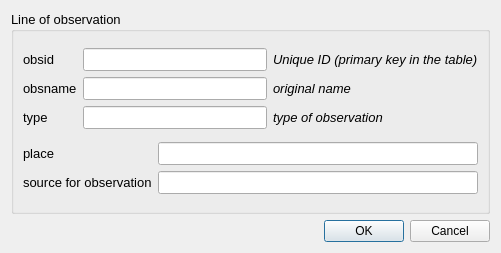
jkall/qgis-midvatten-plugin, file ui/obs_lines_en.ui: the form before one commit.
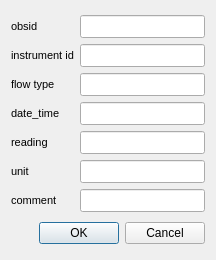
The form after the commit.

Commit message: modified:   create_db.py 	modified:   import_data_to_db.py 	modified:   loaddefaultlayers.py 	modified:   metadata.txt 	modified:   midvatten_utils.py 	modified:   obs_lines_form_logic.py 	modified:   obs_points_form_logic.py 	modified:   stratigraphy_form_logic.py 	modified:   ui/obs_lines_en.ui 	modified:   ui/obs_points_en.ui 	modified:   ui/w_flow.ui 	modified:   ui/w_flow_en.ui 	modified:   w_flow_form_logic.py 	modified:   w_levels_form_logic.py 	icons/import_obs_lines.png 	icons/load_seismics.png 	icons/load_vlf.png 	icons/load_wflow.png

```diff
--- a/ui/obs_lines_en.ui
+++ b/ui/obs_lines_en.ui
@@ -6,57 +6,18 @@
    <rect>
     <x>0</x>
     <y>0</y>
-    <width>501</width>
-    <height>253</height>
+    <width>216</width>
+    <height>260</height>
    </rect>
   </property>
-  <property name="maximumSize">
-   <size>
-    <width>16777215</width>
-    <height>300</height>
-   </size>
-  </property>
   <property name="windowTitle">
    <string>Dialog</string>
   </property>
-  <layout class="QGridLayout" name="gridLayout_4">
-   <item row="0" column="0">
-    <widget class="QGroupBox" name="Grundinfo">
-     <property name="sizePolicy">
-      <sizepolicy hsizetype="Preferred" vsizetype="Preferred">
-       <horstretch>100</horstretch>
-       <verstretch>100</verstretch>
-      </sizepolicy>
-     </property>
-     <property name="minimumSize">
-      <size>
-       <width>411</width>
-       <height>157</height>
-      </size>
-     </property>
-     <property name="maximumSize">
-      <size>
-       <width>800</width>
-       <height>600</height>
-      </size>
-     </property>
-     <property name="font">
-      <font>
-       <family>Arial</family>
-       <pointsize>10</pointsize>
-      </font>
-     </property>
-     <property name="title">
-      <string>Line of observation</string>
-     </property>
-     <layout class="QGridLayout" name="gridLayout_3">
+  <layout class="QGridLayout" name="gridLayout_2">
       <item row="0" column="0">
        <layout class="QGridLayout" name="gridLayout">
         <item row="0" column="0">
          <widget class="QLabel" name="label">
-          <property name="enabled">
-           <bool>true</bool>
-          </property>
           <property name="sizePolicy">
            <sizepolicy hsizetype="Preferred" vsizetype="Fixed">
             <horstretch>0</horstretch>
@@ -77,12 +38,10 @@
           </property>
           <property name="font">
            <font>
-            <pointsize>10</pointsize>
-           </font>
-          </property>
-          <property name="layoutDirection">
-           <enum>Qt::RightToLeft</enum>
-          </property>
+         <family>Arial</family>
+         <pointsize>8</pointsize>
+        </font>
+       </property>
           <property name="text">
            <string>obsid</string>
           </property>
@@ -113,53 +72,21 @@
           </property>
           <property name="font">
            <font>
+         <family>Arial</family>
             <pointsize>10</pointsize>
            </font>
           </property>
-          <property name="alignment">
-           <set>Qt::AlignLeading|Qt::AlignLeft|Qt::AlignVCenter</set>
-          </property>
-         </widget>
-        </item>
-        <item row="0" column="2">
-         <widget class="QLabel" name="label_3">
-          <property name="sizePolicy">
-           <sizepolicy hsizetype="Preferred" vsizetype="Fixed">
-            <horstretch>0</horstretch>
-            <verstretch>0</verstretch>
-           </sizepolicy>
-          </property>
-          <property name="minimumSize">
-           <size>
-            <width>0</width>
-            <height>0</height>
-           </size>
-          </property>
-          <property name="maximumSize">
-           <size>
-            <width>16777215</width>
-            <height>16777215</height>
-           </size>
-          </property>
-          <property name="font">
-           <font>
-            <pointsize>10</pointsize>
-            <italic>true</italic>
-           </font>
-          </property>
-          <property name="text">
-           <string>Unique ID (primary key in the table)</string>
-          </property>
-          <property name="alignment">
-           <set>Qt::AlignLeading|Qt::AlignLeft|Qt::AlignVCenter</set>
+       <property name="toolTip">
+        <string>&lt;!DOCTYPE HTML PUBLIC &quot;-//W3C//DTD HTML 4.0//EN&quot; &quot;http://www.w3.org/TR/REC-html40/strict.dtd&quot;&gt;
+&lt;html&gt;&lt;head&gt;&lt;meta name=&quot;qrichtext&quot; content=&quot;1&quot; /&gt;&lt;style type=&quot;text/css&quot;&gt;
+p, li { white-space: pre-wrap; }
+&lt;/style&gt;&lt;/head&gt;&lt;body style=&quot; font-family:'MS Shell Dlg 2'; font-size:8.25pt; font-weight:400; font-style:normal;&quot;&gt;
+&lt;p style=&quot; margin-top:0px; margin-bottom:0px; margin-left:0px; margin-right:0px; -qt-block-indent:0; text-indent:0px;&quot;&gt;&lt;span style=&quot; font-size:8pt;&quot;&gt;must exit in obs_points.obsid&lt;/span&gt;&lt;/p&gt;&lt;/body&gt;&lt;/html&gt;</string>
           </property>
          </widget>
         </item>
         <item row="1" column="0">
-         <widget class="QLabel" name="label_2">
-          <property name="enabled">
-           <bool>true</bool>
-          </property>
+      <widget class="QLabel" name="label_5">
           <property name="sizePolicy">
            <sizepolicy hsizetype="Preferred" vsizetype="Fixed">
             <horstretch>0</horstretch>
@@ -180,14 +107,12 @@
           </property>
           <property name="font">
            <font>
-            <pointsize>10</pointsize>
-           </font>
-          </property>
-          <property name="layoutDirection">
-           <enum>Qt::RightToLeft</enum>
-          </property>
+         <family>Arial</family>
+         <pointsize>8</pointsize>
+        </font>
+       </property>
           <property name="text">
-           <string>obsname</string>
+        <string>instrument id</string>
           </property>
           <property name="alignment">
            <set>Qt::AlignLeading|Qt::AlignLeft|Qt::AlignVCenter</set>
@@ -216,53 +141,21 @@
           </property>
           <property name="font">
            <font>
+         <family>Arial</family>
             <pointsize>10</pointsize>
            </font>
           </property>
-          <property name="alignment">
-           <set>Qt::AlignLeading|Qt::AlignLeft|Qt::AlignVCenter</set>
-          </property>
-         </widget>
-        </item>
-        <item row="1" column="2">
-         <widget class="QLabel" name="label_20">
-          <property name="sizePolicy">
-           <sizepolicy hsizetype="Preferred" vsizetype="Fixed">
-            <horstretch>0</horstretch>
-            <verstretch>0</verstretch>
-           </sizepolicy>
-          </property>
-          <property name="minimumSize">
-           <size>
-            <width>0</width>
-            <height>0</height>
-           </size>
-          </property>
-          <property name="maximumSize">
-           <size>
-            <width>16777215</width>
-            <height>16777215</height>
-           </size>
-          </property>
-          <property name="font">
-           <font>
-            <pointsize>10</pointsize>
-            <italic>true</italic>
-           </font>
-          </property>
-          <property name="text">
-           <string>original name</string>
-          </property>
-          <property name="alignment">
-           <set>Qt::AlignLeading|Qt::AlignLeft|Qt::AlignVCenter</set>
+       <property name="toolTip">
+        <string>&lt;!DOCTYPE HTML PUBLIC &quot;-//W3C//DTD HTML 4.0//EN&quot; &quot;http://www.w3.org/TR/REC-html40/strict.dtd&quot;&gt;
+&lt;html&gt;&lt;head&gt;&lt;meta name=&quot;qrichtext&quot; content=&quot;1&quot; /&gt;&lt;style type=&quot;text/css&quot;&gt;
+p, li { white-space: pre-wrap; }
+&lt;/style&gt;&lt;/head&gt;&lt;body style=&quot; font-family:'MS Shell Dlg 2'; font-size:8.25pt; font-weight:400; font-style:normal;&quot;&gt;
+&lt;p style=&quot; margin-top:0px; margin-bottom:0px; margin-left:0px; margin-right:0px; -qt-block-indent:0; text-indent:0px;&quot;&gt;&lt;span style=&quot; font-family:'Arial,sans-serif'; color:#000000; background-color:#ffffff;&quot;&gt;Instrument Id, may use several flowmeters at same borehole&lt;/span&gt;&lt;/p&gt;&lt;/body&gt;&lt;/html&gt;</string>
           </property>
          </widget>
         </item>
         <item row="2" column="0">
-         <widget class="QLabel" name="label_4">
-          <property name="enabled">
-           <bool>true</bool>
-          </property>
+      <widget class="QLabel" name="label_7">
           <property name="sizePolicy">
            <sizepolicy hsizetype="Preferred" vsizetype="Fixed">
             <horstretch>0</horstretch>
@@ -283,14 +176,12 @@
           </property>
           <property name="font">
            <font>
-            <pointsize>10</pointsize>
-           </font>
-          </property>
-          <property name="layoutDirection">
-           <enum>Qt::RightToLeft</enum>
-          </property>
+         <family>Arial</family>
+         <pointsize>8</pointsize>
+        </font>
+       </property>
           <property name="text">
-           <string>type</string>
+        <string>flow type</string>
           </property>
           <property name="alignment">
            <set>Qt::AlignLeading|Qt::AlignLeft|Qt::AlignVCenter</set>
@@ -319,23 +210,61 @@
           </property>
           <property name="font">
            <font>
+         <family>Arial</family>
             <pointsize>10</pointsize>
            </font>
           </property>
           <property name="toolTip">
-           <string>seismics, vlf, gpr
-(ground penetrating radar),
-etc</string>
-          </property>
+        <string>&lt;!DOCTYPE HTML PUBLIC &quot;-//W3C//DTD HTML 4.0//EN&quot; &quot;http://www.w3.org/TR/REC-html40/strict.dtd&quot;&gt;
+&lt;html&gt;&lt;head&gt;&lt;meta name=&quot;qrichtext&quot; content=&quot;1&quot; /&gt;&lt;style type=&quot;text/css&quot;&gt;
+p, li { white-space: pre-wrap; }
+&lt;/style&gt;&lt;/head&gt;&lt;body style=&quot; font-family:'MS Shell Dlg 2'; font-size:8.25pt; font-weight:400; font-style:normal;&quot;&gt;
+&lt;p style=&quot; margin-top:0px; margin-bottom:0px; margin-left:0px; margin-right:0px; -qt-block-indent:0; text-indent:0px;&quot;&gt;&lt;span style=&quot; font-family:'Arial,sans-serif'; color:#000000; background-color:#ffffff;&quot;&gt;Flowtype must correspond to type in zz_flowtype&lt;/span&gt;&lt;span style=&quot; font-size:8pt;&quot;&gt;.&lt;/span&gt;&lt;/p&gt;
+&lt;p style=&quot; margin-top:0px; margin-bottom:0px; margin-left:0px; margin-right:0px; -qt-block-indent:0; text-indent:0px;&quot;&gt;&lt;span style=&quot; font-size:8pt;&quot;&gt;Normally:&lt;/span&gt;&lt;/p&gt;
+&lt;p style=&quot; margin-top:0px; margin-bottom:0px; margin-left:0px; margin-right:0px; -qt-block-indent:0; text-indent:0px;&quot;&gt;&lt;span style=&quot; font-size:8pt;&quot;&gt;Accvol=Accumulated volume&lt;/span&gt;&lt;/p&gt;
+&lt;p style=&quot; margin-top:0px; margin-bottom:0px; margin-left:0px; margin-right:0px; -qt-block-indent:0; text-indent:0px;&quot;&gt;&lt;span style=&quot; font-size:8pt;&quot;&gt;Aveflow=Average flow rate since last reading&lt;/span&gt;&lt;/p&gt;
+&lt;p style=&quot; margin-top:0px; margin-bottom:0px; margin-left:0px; margin-right:0px; -qt-block-indent:0; text-indent:0px;&quot;&gt;&lt;span style=&quot; font-size:8pt;&quot;&gt;Momflow=Momentary flow rate at date_time for reading&lt;/span&gt;&lt;/p&gt;&lt;/body&gt;&lt;/html&gt;</string>
+       </property>
+      </widget>
+     </item>
+     <item row="3" column="0">
+      <widget class="QLabel" name="label_2">
+       <property name="sizePolicy">
+        <sizepolicy hsizetype="Preferred" vsizetype="Fixed">
+         <horstretch>0</horstretch>
+         <verstretch>0</verstretch>
+        </sizepolicy>
+       </property>
+       <property name="minimumSize">
+        <size>
+         <width>0</width>
+         <height>0</height>
+        </size>
+       </property>
+       <property name="maximumSize">
+        <size>
+         <width>16777215</width>
+         <height>16777215</height>
+        </size>
+       </property>
+       <property name="font">
+        <font>
+         <family>Arial</family>
+         <pointsize>8</pointsize>
+        </font>
+       </property>
+       <property name="text">
+        <string>date_time</string>
+       </property>
           <property name="alignment">
            <set>Qt::AlignLeading|Qt::AlignLeft|Qt::AlignVCenter</set>
           </property>
          </widget>
         </item>
-        <item row="2" column="2">
-         <widget class="QLabel" name="label_17">
+     <item row="3" column="1">
+      <widget class="QLineEdit" name="date_time">
           <property name="sizePolicy">
-           <sizepolicy hsizetype="Preferred" vsizetype="Fixed">
+        <sizepolicy hsizetype="Expanding" vsizetype="Fixed">
             <horstretch>0</horstretch>
             <verstretch>0</verstretch>
            </sizepolicy>
@@ -354,32 +283,57 @@
           </property>
           <property name="font">
            <font>
+         <family>Arial</family>
             <pointsize>10</pointsize>
-            <italic>true</italic>
-           </font>
-          </property>
+        </font>
+       </property>
+       <property name="toolTip">
+        <string>&lt;!DOCTYPE HTML PUBLIC &quot;-//W3C//DTD HTML 4.0//EN&quot; &quot;http://www.w3.org/TR/REC-html40/strict.dtd&quot;&gt;
+&lt;html&gt;&lt;head&gt;&lt;meta name=&quot;qrichtext&quot; content=&quot;1&quot; /&gt;&lt;style type=&quot;text/css&quot;&gt;
+p, li { white-space: pre-wrap; }
+&lt;/style&gt;&lt;/head&gt;&lt;body style=&quot; font-family:'MS Shell Dlg 2'; font-size:8.25pt; font-weight:400; font-style:normal;&quot;&gt;
+&lt;p style=&quot; margin-top:0px; margin-bottom:0px; margin-left:0px; margin-right:0px; -qt-block-indent:0; text-indent:0px;&quot;&gt;&lt;span style=&quot; font-size:8pt;&quot;&gt;yyyy-mm-dd hh:mm(:ss)&lt;/span&gt;&lt;/p&gt;&lt;/body&gt;&lt;/html&gt;</string>
+       </property>
+      </widget>
+     </item>
+     <item row="4" column="0">
+      <widget class="QLabel" name="label_9">
+       <property name="sizePolicy">
+        <sizepolicy hsizetype="Preferred" vsizetype="Fixed">
+         <horstretch>0</horstretch>
+         <verstretch>0</verstretch>
+        </sizepolicy>
+       </property>
+       <property name="minimumSize">
+        <size>
+         <width>0</width>
+         <height>0</height>
+        </size>
+       </property>
+       <property name="maximumSize">
+        <size>
+         <width>16777215</width>
+         <height>16777215</height>
+        </size>
+       </property>
+       <property name="font">
+        <font>
+         <family>Arial</family>
+         <pointsize>8</pointsize>
+        </font>
+       </property>
           <property name="text">
-           <string>type of observation</string>
+        <string>reading</string>
           </property>
           <property name="alignment">
            <set>Qt::AlignLeading|Qt::AlignLeft|Qt::AlignVCenter</set>
           </property>
-          <property name="wordWrap">
-           <bool>true</bool>
-          </property>
-         </widget>
-        </item>
-       </layout>
-      </item>
-      <item row="1" column="0">
-       <layout class="QGridLayout" name="gridLayout_2">
-        <item row="0" column="0">
-         <widget class="QLabel" name="Referensinformation">
-          <property name="enabled">
-           <bool>true</bool>
-          </property>
+      </widget>
+     </item>
+     <item row="4" column="1">
+      <widget class="QLineEdit" name="reading">
           <property name="sizePolicy">
-           <sizepolicy hsizetype="Preferred" vsizetype="Fixed">
+        <sizepolicy hsizetype="Expanding" vsizetype="Fixed">
             <horstretch>0</horstretch>
             <verstretch>0</verstretch>
            </sizepolicy>
@@ -398,22 +352,55 @@
           </property>
           <property name="font">
            <font>
+         <family>Arial</family>
             <pointsize>10</pointsize>
            </font>
           </property>
-          <property name="layoutDirection">
-           <enum>Qt::RightToLeft</enum>
-          </property>
+       <property name="toolTip">
+        <string>&lt;!DOCTYPE HTML PUBLIC &quot;-//W3C//DTD HTML 4.0//EN&quot; &quot;http://www.w3.org/TR/REC-html40/strict.dtd&quot;&gt;
+&lt;html&gt;&lt;head&gt;&lt;meta name=&quot;qrichtext&quot; content=&quot;1&quot; /&gt;&lt;style type=&quot;text/css&quot;&gt;
+p, li { white-space: pre-wrap; }
+&lt;/style&gt;&lt;/head&gt;&lt;body style=&quot; font-family:'MS Shell Dlg 2'; font-size:8.25pt; font-weight:400; font-style:normal;&quot;&gt;
+&lt;p style=&quot; margin-top:0px; margin-bottom:0px; margin-left:0px; margin-right:0px; -qt-block-indent:0; text-indent:0px;&quot;&gt;&lt;span style=&quot; font-family:'Arial,sans-serif'; color:#000000; background-color:#ffffff;&quot;&gt;Value (real number) reading for the flow rate, accumulated volume etc&lt;/span&gt;&lt;/p&gt;&lt;/body&gt;&lt;/html&gt;</string>
+       </property>
+      </widget>
+     </item>
+     <item row="5" column="0">
+      <widget class="QLabel" name="label_14">
+       <property name="sizePolicy">
+        <sizepolicy hsizetype="Preferred" vsizetype="Fixed">
+         <horstretch>0</horstretch>
+         <verstretch>0</verstretch>
+        </sizepolicy>
+       </property>
+       <property name="minimumSize">
+        <size>
+         <width>0</width>
+         <height>0</height>
+        </size>
+       </property>
+       <property name="maximumSize">
+        <size>
+         <width>16777215</width>
+         <height>16777215</height>
+        </size>
+       </property>
+       <property name="font">
+        <font>
+         <family>Arial</family>
+         <pointsize>8</pointsize>
+        </font>
+       </property>
           <property name="text">
-           <string>place</string>
+        <string>unit</string>
           </property>
           <property name="alignment">
            <set>Qt::AlignLeading|Qt::AlignLeft|Qt::AlignVCenter</set>
           </property>
          </widget>
         </item>
-        <item row="0" column="1">
-         <widget class="QLineEdit" name="place">
+     <item row="5" column="1">
+      <widget class="QLineEdit" name="unit">
           <property name="sizePolicy">
            <sizepolicy hsizetype="Expanding" vsizetype="Fixed">
             <horstretch>0</horstretch>
@@ -434,16 +421,17 @@
           </property>
           <property name="font">
            <font>
+         <family>Arial</family>
             <pointsize>10</pointsize>
            </font>
           </property>
-          <property name="alignment">
-           <set>Qt::AlignLeading|Qt::AlignLeft|Qt::AlignVCenter</set>
+       <property name="text">
+        <string/>
           </property>
          </widget>
         </item>
-        <item row="1" column="0">
-         <widget class="QLabel" name="label_18">
+     <item row="6" column="0">
+      <widget class="QLabel" name="label_11">
           <property name="sizePolicy">
            <sizepolicy hsizetype="Preferred" vsizetype="Fixed">
             <horstretch>0</horstretch>
@@ -464,19 +452,20 @@
           </property>
           <property name="font">
            <font>
-            <pointsize>10</pointsize>
+         <family>Arial</family>
+         <pointsize>8</pointsize>
            </font>
           </property>
           <property name="text">
-           <string>source for observation</string>
+        <string>comment</string>
           </property>
           <property name="alignment">
            <set>Qt::AlignLeading|Qt::AlignLeft|Qt::AlignVCenter</set>
           </property>
          </widget>
         </item>
-        <item row="1" column="1">
-         <widget class="QLineEdit" name="source">
+     <item row="6" column="1">
+      <widget class="QLineEdit" name="comment">
           <property name="sizePolicy">
            <sizepolicy hsizetype="Expanding" vsizetype="Fixed">
             <horstretch>0</horstretch>
@@ -497,18 +486,16 @@
           </property>
           <property name="font">
            <font>
+         <family>Arial</family>
             <pointsize>10</pointsize>
            </font>
           </property>
-          <property name="alignment">
-           <set>Qt::AlignLeading|Qt::AlignLeft|Qt::AlignVCenter</set>
+       <property name="toolTip">
+        <string/>
           </property>
          </widget>
         </item>
        </layout>
-      </item>
-     </layout>
-    </widget>
    </item>
    <item row="1" column="0">
     <widget class="QDialogButtonBox" name="buttonBox">
```
Left out of the diff: 12 changed lines with no effect on the pictures. Lines whose indentation alone changed are shown as unchanged. The commit also changes 13 other files.
